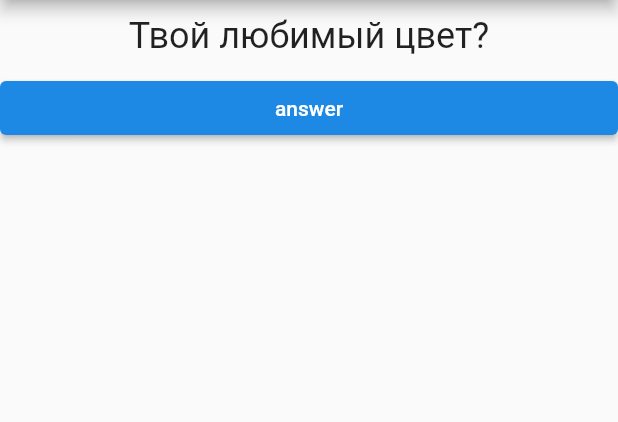
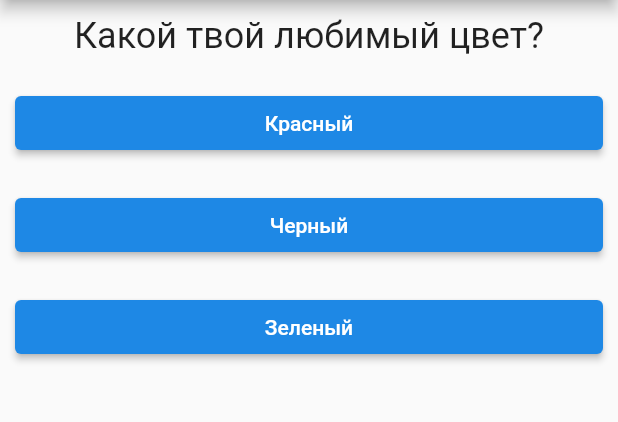
Before and after one commit to makidzusi/SimpleFlutterQuizApp, a Flutter app: the screen it shows after launch, on a phone screen of 412 x 824 dp, the part 84-506 px from its top. Run offline on Flutter 3.47's test engine with Material 2 defaults, Android fonts, the phone set to English and light mode, and no system bars.

Commit message:
add dynamic variants

```diff
--- a/lib/answer.dart
+++ b/lib/answer.dart
@@ -9,6 +9,7 @@ class Answer extends StatelessWidget {
   @override
   Widget build(BuildContext context) {
     return Container(
+      margin: const EdgeInsets.all(10),
       width: double.infinity,
       child: ElevatedButton(
         onPressed: onAnswer,
--- a/lib/main.dart
+++ b/lib/main.dart
@@ -23,10 +23,16 @@ class _MyAppState extends State<MyApp> {
   }
 
   int _questionIndex = 0;
-  List<String> questions = [
-    "Твой любимый цвет?",
-    "Лучшее время года?",
-    "Ты кто]?"
+
+  var questions = [
+    {
+      'questionText': "Какой твой любимый цвет?",
+      'answers': ['Красный', 'Черный', 'Зеленый']
+    },
+    {
+      'questionText': "Какой твой любимый фрэймворк?",
+      'answers': ['asp.net', 'flutter', 'vue']
+    }
   ];
 
   @override
@@ -40,12 +46,12 @@ class _MyAppState extends State<MyApp> {
         crossAxisAlignment: CrossAxisAlignment.center,
         children: [
           Question(
-            questionText: questions[_questionIndex],
+            questionText: questions[_questionIndex]['questionText'] as String,
           ),
-          Answer(
-            answerText: "answer",
-            onAnswer: _onBtnPressed,
-          )
+          ...(questions[_questionIndex]['answers'] as List<String>)
+              .map((answer) {
+            return Answer(answerText: answer, onAnswer: _onBtnPressed);
+          }).toList()
         ],
       ),
     ));
```
